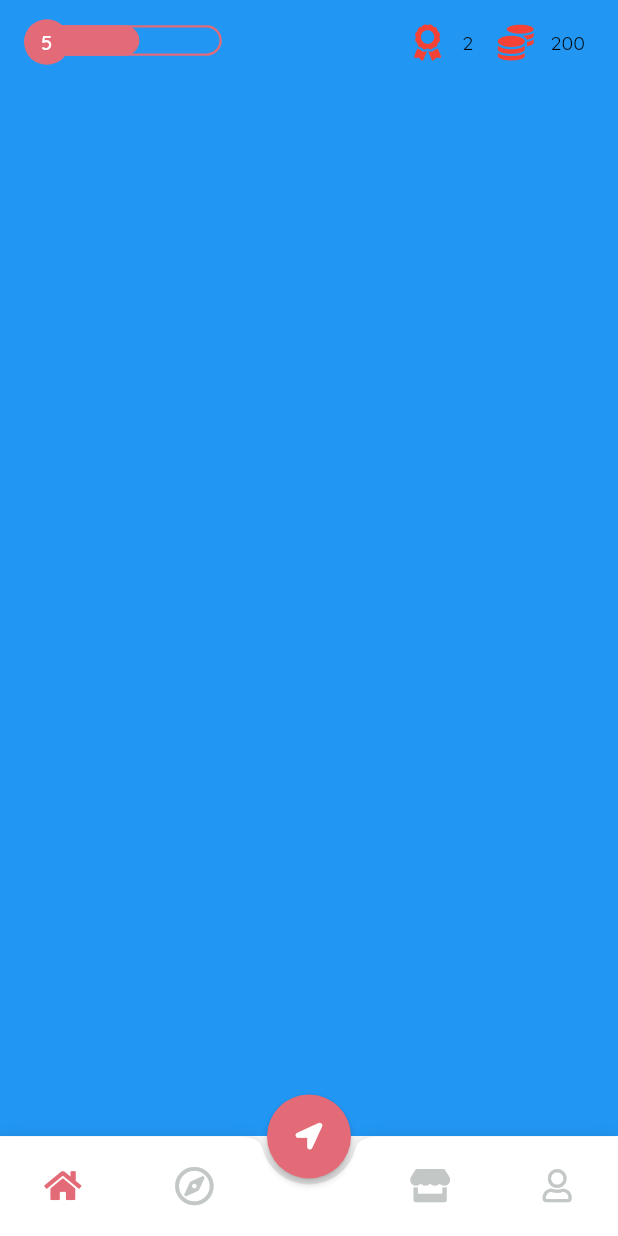
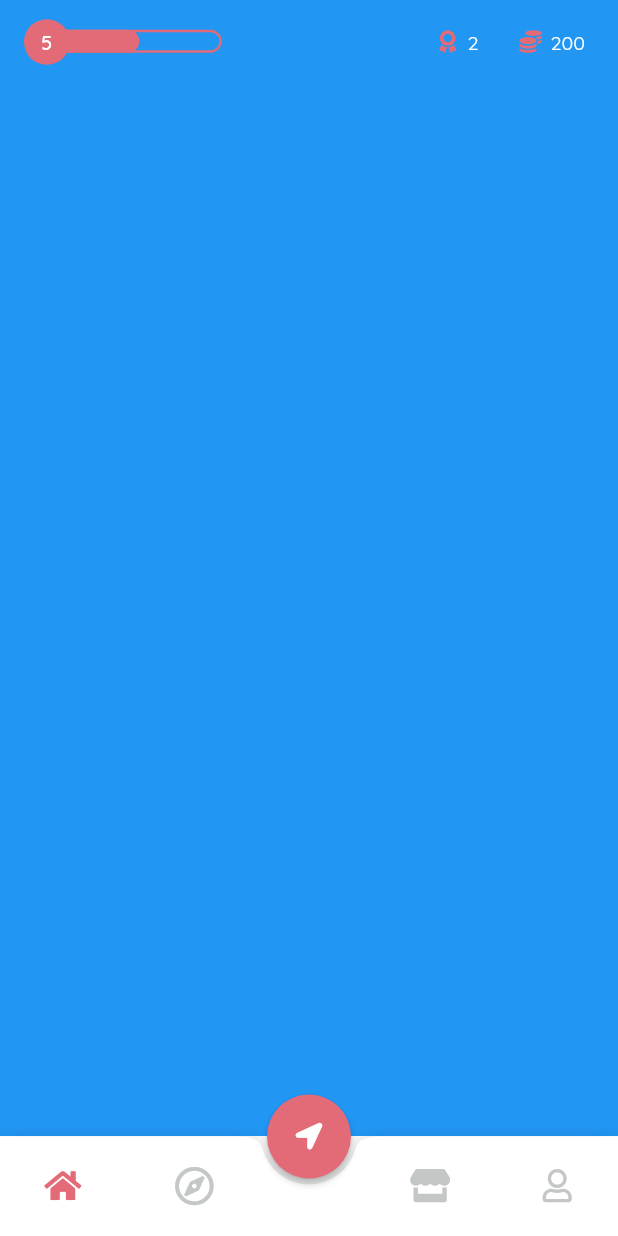
Before and after one commit to Nischal10/Redshift, a Flutter app: the screen it shows after launch, on a phone screen of 412 x 824 dp. Run offline on Flutter 3.47's test engine with Material 2 defaults, Android fonts, the phone set to English and light mode, and no system bars; our stand-ins replace flare_flutter, flutter_screenutil, font_awesome_flutter.

Commit message:
Made some edits to the game appbar with consistent to the XD File

```diff
--- a/lib/uiwidgets/game_app_bar/game_app_bar.dart
+++ b/lib/uiwidgets/game_app_bar/game_app_bar.dart
@@ -37,33 +37,42 @@ class GameAppBar extends StatelessWidget {
       actions: <Widget>[
         Icon(
           FontAwesomeIcons.award,
-          color: Colors.red,
+          size: 15.0,
+          color: Color(
+            AppColors.primary,
+          ),
         ),
         SizedBox(
-          width: ScreenUtil().setWidth(10),
+          width: ScreenUtil().setWidth(5),
         ),
         Center(
           child: Text(
             '$badge',
             style: TextStyle(
               fontSize: FontSize.fontSize12,
-              color: Colors.black,
+              color: Colors.white,
             ),
           ),
         ),
         SizedBox(
-          width: ScreenUtil().setWidth(15),
+          width: ScreenUtil().setWidth(25),
         ),
-        Icon(FontAwesomeIcons.coins, color: Colors.red),
+        Icon(
+          FontAwesomeIcons.coins,
+          size: 15.0,
+          color: Color(
+            AppColors.primary,
+          ),
+        ),
         SizedBox(
-          width: ScreenUtil().setWidth(10),
+          width: ScreenUtil().setWidth(5),
         ),
         Center(
           child: Text(
             '$coin',
             style: TextStyle(
               fontSize: FontSize.fontSize12,
-              color: Colors.black,
+              color: Colors.white,
             ),
           ),
         ),
--- a/lib/uiwidgets/level_widget/level_widget.dart
+++ b/lib/uiwidgets/level_widget/level_widget.dart
@@ -26,11 +26,11 @@ class LevelWidget extends StatelessWidget {
       children: <Widget>[
         Container(
           margin: EdgeInsets.only(
-            top: ScreenUtil().setHeight(4),
+            top: ScreenUtil().setHeight(7),
             left: ScreenUtil().setWidth(20),
           ),
           width: ScreenUtil().setWidth(maxWidth),
-          height: ScreenUtil().setHeight(20),
+          height: ScreenUtil().setHeight(15),
           decoration: BoxDecoration(
             border: Border.all(
               color: Color(AppColors.primary),
@@ -53,11 +53,11 @@ class LevelWidget extends StatelessWidget {
           ),
           curve: Curves.easeIn,
           margin: EdgeInsets.only(
-            top: ScreenUtil().setHeight(4),
+            top: ScreenUtil().setHeight(7),
             left: ScreenUtil().setWidth(20),
           ),
           width: ScreenUtil().setWidth(percent),
-          height: ScreenUtil().setHeight(20),
+          height: ScreenUtil().setHeight(15),
           decoration: BoxDecoration(
             color: Color(AppColors.primary),
             border: Border.all(
```
